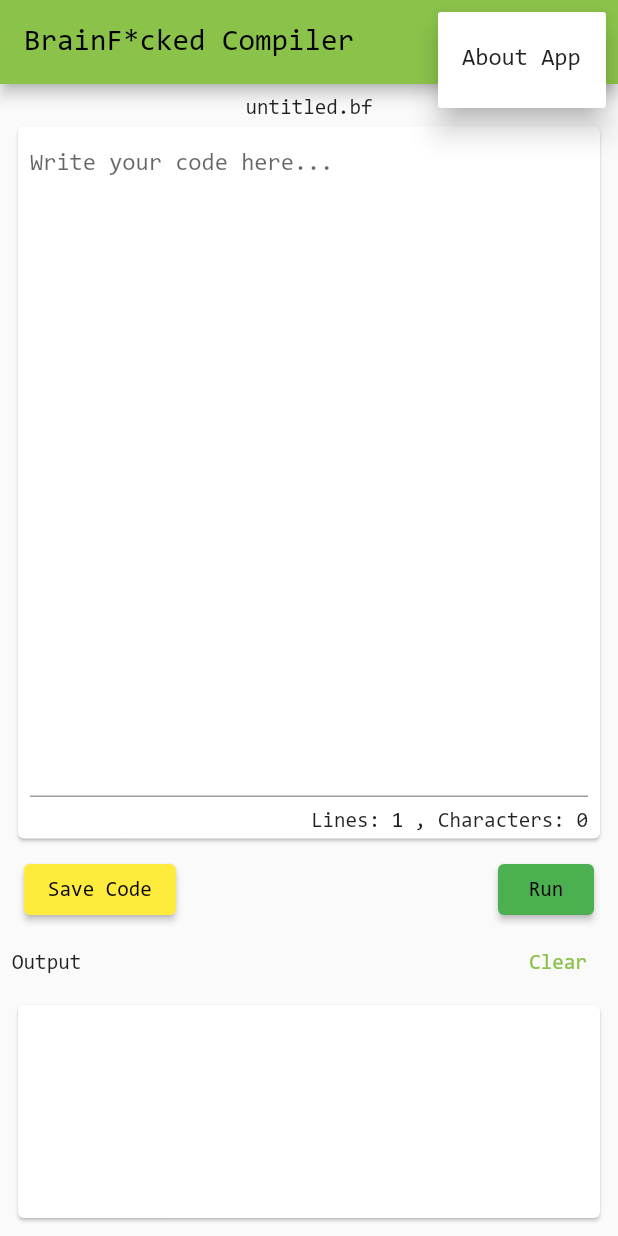
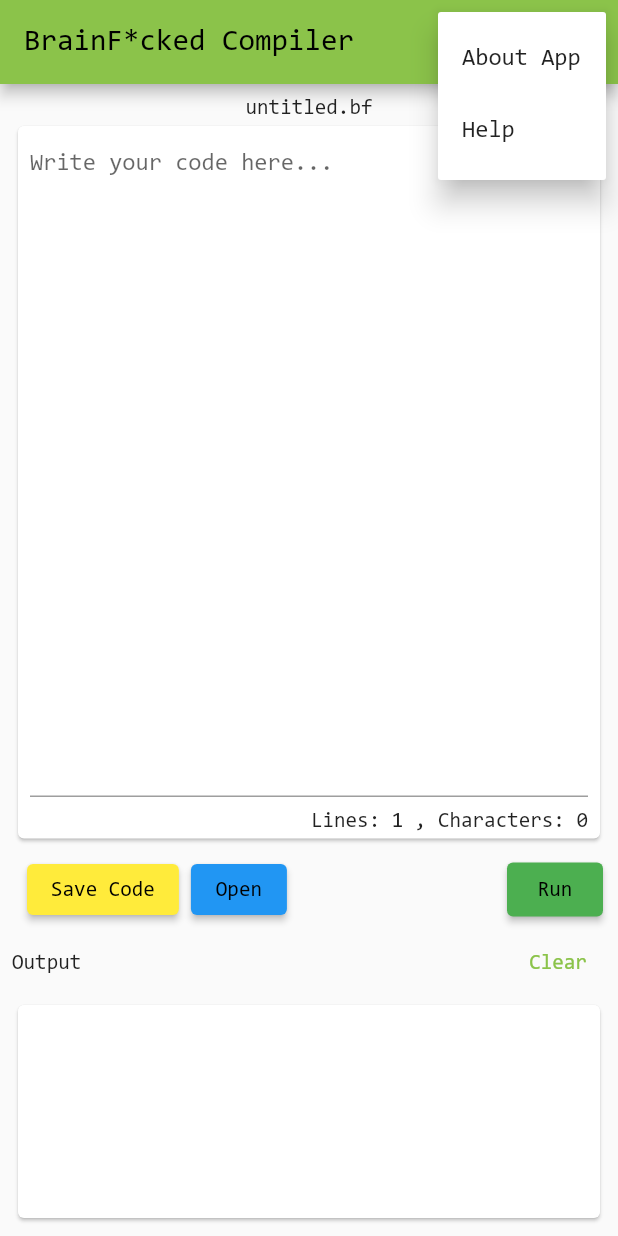
Before and after one commit to roskee/brain_f-ck_compiler, a Flutter app: the screen it shows after launch, after a tap on the "more vert" icon, on a phone screen of 412 x 824 dp. Run offline on Flutter 3.47's test engine with Material 2 defaults, Android fonts, the light colour scheme and no system bars.

Commit message:
some UI changes & added help page

```diff
--- a/lib/main.dart
+++ b/lib/main.dart
@@ -1,5 +1,6 @@
 import 'package:brain_fuck_compiler/about.dart';
 import 'package:brain_fuck_compiler/compiler.dart';
+import 'package:brain_fuck_compiler/help.dart';
 import 'package:flutter/material.dart';
 
 void main() {
@@ -42,13 +43,17 @@ class _BrainFuckedAppState extends State<BrainFuckedApp> {
                 if (value == 'about') {
                   Navigator.of(context).push(MaterialPageRoute(
                       builder: (context) => const AboutPage()));
+                } else if (value == 'help') {
+                  Navigator.of(context).push(MaterialPageRoute(
+                      builder: (context) => const HelpPage()));
                 }
               },
-              itemBuilder: (context) => [
+              itemBuilder: (context) => const [
                     PopupMenuItem(
-                      child: const Text('About App'),
+                      child: Text('About App'),
                       value: 'about',
-                    )
+                    ),
+                    PopupMenuItem(child: Text('Help'), value: 'help')
                   ])
         ],
       ),
@@ -57,7 +62,7 @@ class _BrainFuckedAppState extends State<BrainFuckedApp> {
         child: Center(
           child: Column(
             children: [
-              Text('untitled.bf'),
+              const Text('untitled.bf'),
               Expanded(
                 child: Card(
                   child: Padding(
@@ -90,19 +95,35 @@ class _BrainFuckedAppState extends State<BrainFuckedApp> {
               SizedBox(
                   height: 5,
                   child: running ? const LinearProgressIndicator() : null),
-              SizedBox(
+              Padding(
+                padding: const EdgeInsets.only(left: 2.0, right: 2.0),
+                child: SizedBox(
                   height: 50,
                   child: ButtonBar(
                     alignment: MainAxisAlignment.spaceBetween,
+                    buttonPadding: const EdgeInsets.all(0),
+                    children: [
+                      ButtonBar(
                         children: [
                           ElevatedButton(
-                        style: ElevatedButton.styleFrom(primary: Colors.yellow),
+                              style: ElevatedButton.styleFrom(
+                                  primary: Colors.yellow),
                               onPressed: () {},
                               child: const Text('Save Code')),
                           ElevatedButton(
-                        style: ElevatedButton.styleFrom(primary: Colors.green),
+                              style: ElevatedButton.styleFrom(
+                                  primary: Colors.blue),
+                              onPressed: () {},
+                              child: const Text('Open'))
+                        ],
+                      ),
+                      ElevatedButton(
+                          style:
+                              ElevatedButton.styleFrom(primary: Colors.green),
                           onPressed: () {
-                          compiler.compile(controller.value.text).then((value) {
+                            compiler
+                                .compile(controller.value.text)
+                                .then((value) {
                               setState(() {
                                 running = false;
                                 output = value != null
@@ -119,6 +140,7 @@ class _BrainFuckedAppState extends State<BrainFuckedApp> {
                           },
                           child: const Text('Run')),
                     ],
+                  ),
                 ),
               ),
               Align(
@@ -142,7 +164,8 @@ class _BrainFuckedAppState extends State<BrainFuckedApp> {
                   child: Card(
                     child: ListView(
                       children: [
-                        Padding(padding: EdgeInsets.all(8.0), child: output)
+                        Padding(
+                            padding: const EdgeInsets.all(8.0), child: output)
                       ],
                     ),
                   ))
```
Also changed, not shown: lib/help.dart (added, +195 -0 lines). Lines whose indentation alone changed are shown as unchanged.
